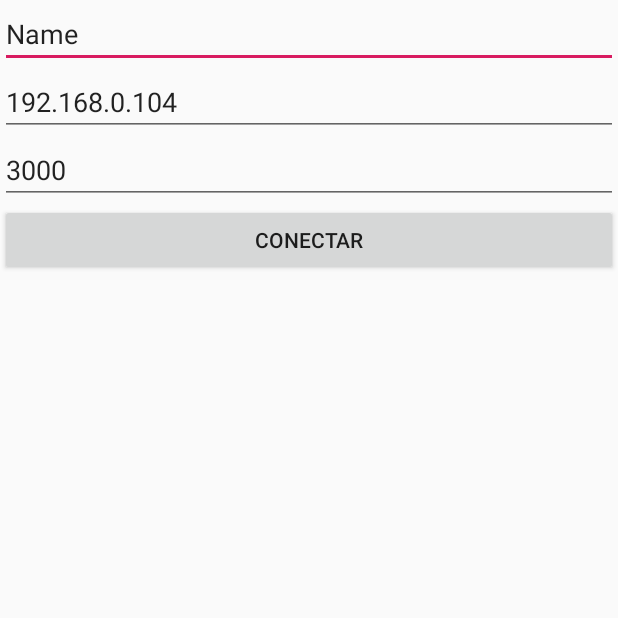
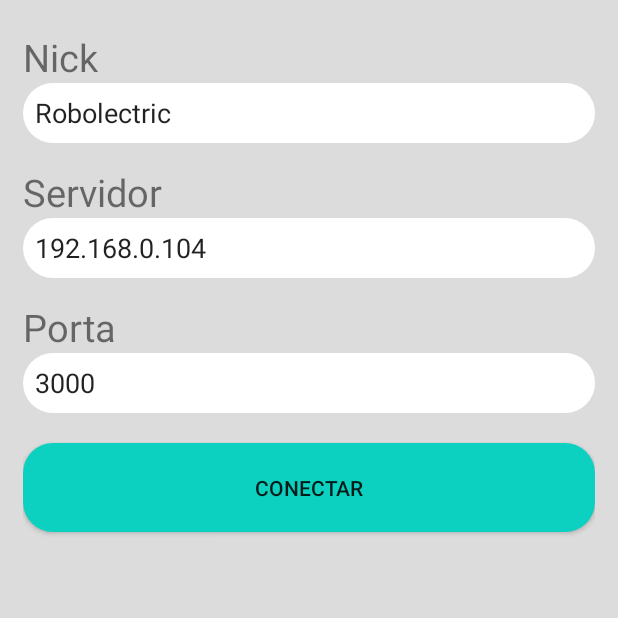
Before and after one commit to JefiPNZ/DiaDraw, an Android app: the screen it shows after launch (LoginActivity), on a phone screen of 412 x 824 dp, the top half of it. Run offline under Robolectric (Android 15) with nearby library versions, the phone set to English and light mode, and no system bars.

Commit message:
ajustado layout do usuario. Adicionado funcionalidade para buscar o nome do  usuario

```diff
--- a/app/src/main/java/br/udesc/ceavi/dsm/diadraw/activities/LoginActivity.java
+++ b/app/src/main/java/br/udesc/ceavi/dsm/diadraw/activities/LoginActivity.java
@@ -1,7 +1,9 @@
 package br.udesc.ceavi.dsm.diadraw.activities;
 
 import android.content.Intent;
+import android.os.Build;
 import android.os.Bundle;
+import android.text.TextUtils;
 import android.view.View;
 import android.widget.Button;
 import android.widget.EditText;
@@ -29,6 +31,9 @@ public class LoginActivity extends AppCompatActivity implements View.OnClickList
 
         btnConectar = findViewById(R.id.btnConectar);
         btnConectar.setOnClickListener(this);
+
+
+        etNome.setText(getNomeDevice());
 //        addEventos();
 //        main.gete
     }
@@ -52,4 +57,37 @@ public class LoginActivity extends AppCompatActivity implements View.OnClickList
 
         startActivity(oTransicao);
     }
+
+
+    public String getNomeDevice() {
+        //String sNome = Build.MANUFACTURER;
+        String sModel = Build.MODEL;
+
+        if (sModel.startsWith(sModel)) {
+            capitalize(sModel);
+        }
+        return capitalize(sModel);
+    }
+
+    private static String capitalize(String str) {
+        if (TextUtils.isEmpty(str)) {
+            return str;
+        }
+        char[] arr = str.toCharArray();
+        boolean capitalizeNext = true;
+
+        StringBuilder phrase = new StringBuilder();
+        for (char c : arr) {
+            if (capitalizeNext && Character.isLetter(c)) {
+                phrase.append(Character.toUpperCase(c));
+                capitalizeNext = false;
+                continue;
+            } else if (Character.isWhitespace(c)) {
+                capitalizeNext = true;
+            }
+            phrase.append(c);
+        }
+
+        return phrase.toString();
+    }
 }
--- /dev/null
+++ b/app/src/main/res/drawable/button.xml
@@ -0,0 +1,6 @@
+<?xml version="1.0" encoding="utf-8"?>
+<shape xmlns:android="http://schemas.android.com/apk/res/android"
+    android:shape="rectangle">
+    <solid android:color="#0dd1c0"/>
+    <corners android:radius="20dp"/>
+</shape>
--- /dev/null
+++ b/app/src/main/res/drawable/tela_entrada.xml
@@ -0,0 +1,6 @@
+<?xml version="1.0" encoding="utf-8"?>
+ <shape xmlns:android="http://schemas.android.com/apk/res/android"
+    android:shape="rectangle">
+    <solid android:color="#ffff"/>
+    <corners android:radius="20dp"/>
+</shape>
--- a/app/src/main/res/layout/login.xml
+++ b/app/src/main/res/layout/login.xml
@@ -2,36 +2,76 @@
 <LinearLayout xmlns:android="http://schemas.android.com/apk/res/android"
     xmlns:tools="http://schemas.android.com/tools"
     android:orientation="vertical" android:layout_width="match_parent"
-    android:layout_height="match_parent">
+    android:layout_height="match_parent"
+    android:background="#DCDCDC"
+    android:padding="15dp">
+
+
+    <TextView
+        android:id="@+id/text_view_id"
+        android:layout_height="wrap_content"
+        android:layout_width="wrap_content"
+        android:layout_marginTop="5dp"
+        android:textSize="25dp"
+        android:text="Nick"
+    />
 
     <EditText
         android:id="@+id/etNome"
+        android:paddingLeft="8dp"
         android:layout_width="match_parent"
+        android:layout_height="40dp"
+        android:background="@drawable/tela_entrada"
+        android:ems="10"
+        android:hint="Insira o seu nick"
+        android:inputType="textPersonName"
+        android:text="Nome"
+     />
+    <TextView
+        android:id="@+id/text_view_2"
         android:layout_height="wrap_content"
-        android:ems="10"
-        android:inputType="textPersonName"
-        android:text="Name" />
+        android:layout_width="wrap_content"
+        android:layout_marginTop="15dp"
+        android:textSize="25dp"
+        android:text="Servidor"
+    />
 
     <EditText
         android:id="@+id/etIp"
+        android:paddingLeft="8dp"
         android:layout_width="match_parent"
-        android:layout_height="wrap_content"
+        android:layout_height="40dp"
+        android:background="@drawable/tela_entrada"
         android:ems="10"
         android:inputType="textPersonName"
         android:text="192.168.0.104" />
 
+    <TextView
+        android:id="@+id/text_view_3"
+        android:layout_height="wrap_content"
+        android:layout_width="wrap_content"
+        android:layout_marginTop="15dp"
+        android:textSize="25dp"
+        android:text="Porta"
+        />
     <EditText
         android:id="@+id/etPorta"
         android:layout_width="match_parent"
-        android:layout_height="wrap_content"
+        android:layout_height="40dp"
+        android:paddingLeft="8dp"
+
         android:ems="10"
+        android:background="@drawable/tela_entrada"
         android:inputType="textPersonName"
         android:text="3000" />
 
     <Button
+        android:layout_marginTop="20dp"
         android:id="@+id/btnConectar"
+        android:background="@drawable/button"
         android:layout_width="match_parent"
         android:layout_height="wrap_content"
-        android:text="Conectar" />
+        android:padding="20dp"
+        android:text="Conectar"/>
 
 </LinearLayout>
```
